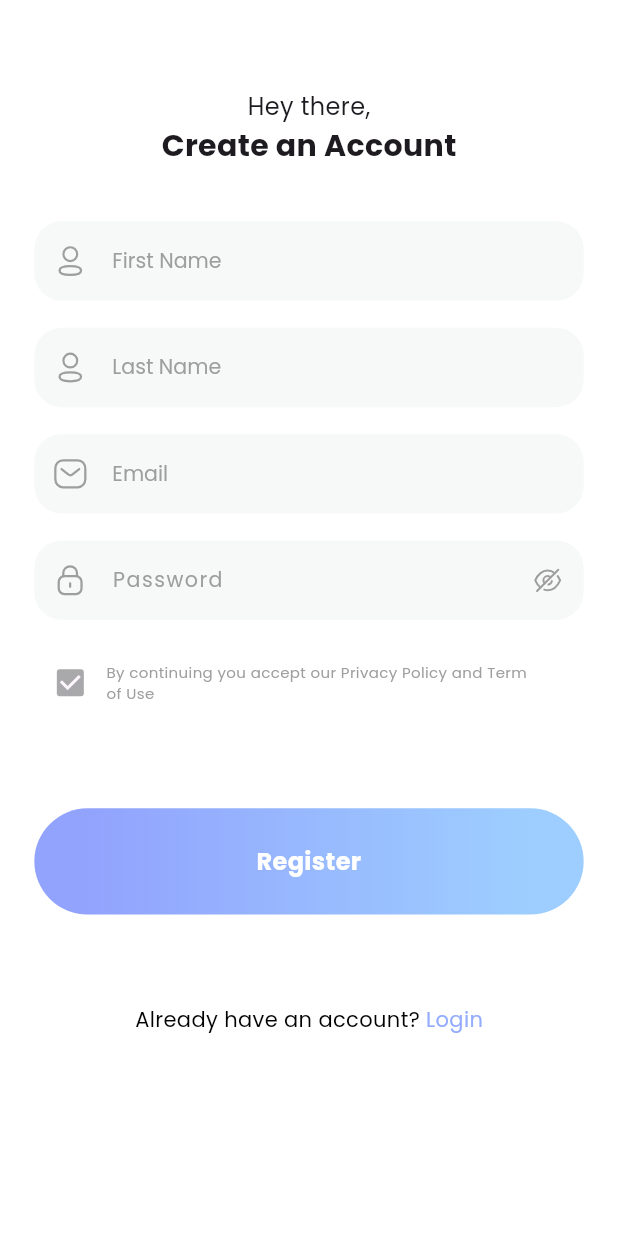
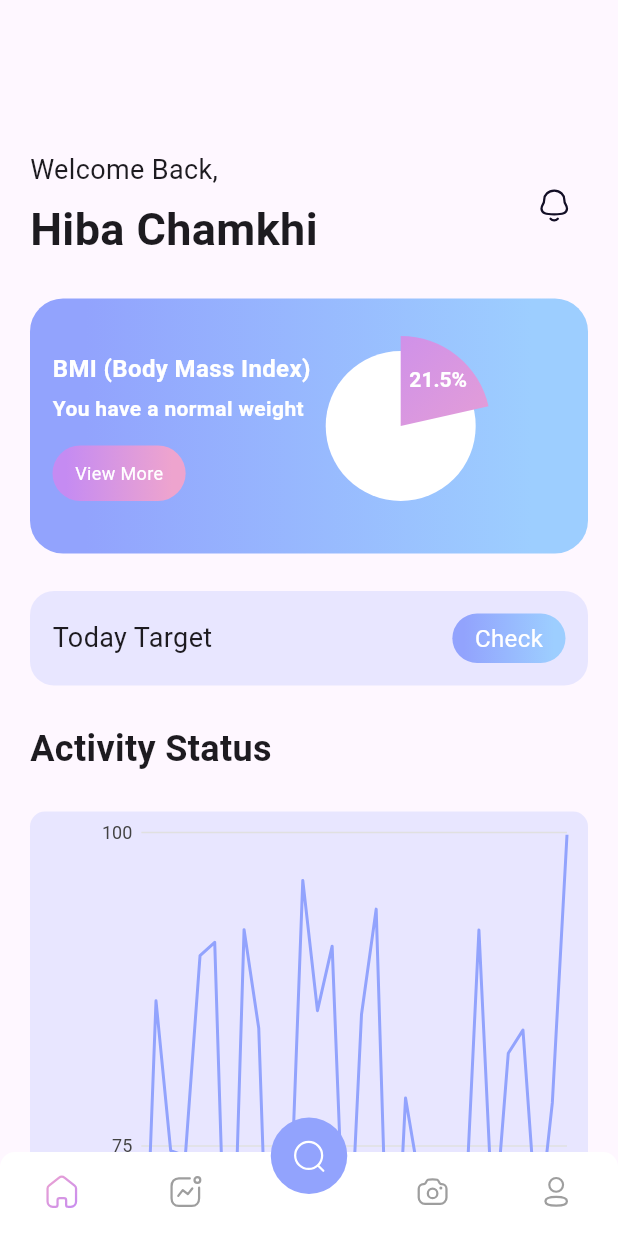
Before and after one commit to HibaChamkhi/fitness-app, a Flutter app: the screen it shows after launch, on a phone screen of 412 x 824 dp. Run offline on Flutter 3.47's test engine with Material 3 defaults, Android fonts, the phone set to English and light mode, and no system bars; drawn by our look-alikes of persistent_bottom_nav_bar; our stand-ins replace charts_flutter_new, flutter_screenutil, flutter_svg.

Commit message:
working on the dashboard ui

```diff
--- a/lib/core/ui/style/colors.dart
+++ b/lib/core/ui/style/colors.dart
@@ -12,4 +12,8 @@ class AppConstants {
   static const Color martini = Color(0xFFADA4A5);
   static const Color alto = Color(0xFFDDDADA);
   static const Color blackHaze = Color(0xFFF7F8F8);
+
+
+
+
 }
--- a/lib/main.dart
+++ b/lib/main.dart
@@ -3,6 +3,7 @@ import 'package:fitness_app/presentation/auth/widgets/go_home.dart';
 import 'package:fitness_app/presentation/auth/widgets/goals.dart';
 import 'package:fitness_app/presentation/auth/widgets/sign_in.dart';
 import 'package:fitness_app/presentation/auth/widgets/sign_up.dart';
+import 'package:fitness_app/presentation/buttom_nav_screen.dart';
 import 'package:flutter/material.dart';
 import 'package:flutter_screenutil/flutter_screenutil.dart';
 
@@ -19,9 +20,9 @@ class MyApp extends StatelessWidget {
       designSize: const Size(360, 690), // Your design size
       minTextAdapt: true,
       builder: (context, child) {
-        return const MaterialApp(
+        return  MaterialApp(
           debugShowCheckedModeBanner: false,
-          home: SignUpWidget(),
+          home: MyHomePage(),
         );
       },
     );
--- /dev/null
+++ b/lib/presentation/buttom_nav_screen.dart
@@ -0,0 +1,106 @@
+import 'package:fitness_app/core/ui/style/colors.dart';
+import 'package:flutter/material.dart';
+import 'package:flutter_svg/flutter_svg.dart';
+import 'package:persistent_bottom_nav_bar/persistent_tab_view.dart';
+
+import 'dashboard/dashboard.dart';
+
+class MyHomePage extends StatelessWidget {
+  final PersistentTabController _controller =
+  PersistentTabController(initialIndex: 0);
+
+  List<Widget> _buildScreens() {
+    return [
+      Center(child: DashboardWidget()),
+      Center(child: Text("Activity")),
+      Center(child: Text("Search")),
+      Center(child: Text("Camera")),
+      Center(child: Text("Profile")),
+    ];
+  }
+  Widget gradientIcon(String assetPath) {
+    return ShaderMask(
+      shaderCallback: (Rect bounds) {
+        return LinearGradient(
+          colors: [AppConstants.kobi, AppConstants.perfume],
+          begin: Alignment.topLeft,
+          end: Alignment.bottomRight,
+        ).createShader(bounds);
+      },
+      child: SvgPicture.asset(
+        assetPath,
+        colorFilter: const ColorFilter.mode(Colors.white, BlendMode.srcIn), // Ensures the gradient is applied
+      ),
+    );
+  }
+
+  List<PersistentBottomNavBarItem> _navBarsItems() {
+    return [
+      PersistentBottomNavBarItem(
+        icon: gradientIcon("assets/icons/Home.svg"),
+        inactiveIcon: SvgPicture.asset(
+          "assets/icons/Home.svg",
+          colorFilter: const ColorFilter.mode(Colors.grey, BlendMode.srcIn),
+        ),
+        activeColorPrimary: Colors.transparent, // Transparent to avoid conflicts.
+        inactiveColorPrimary: Colors.grey,
+      ),
+      PersistentBottomNavBarItem(
+        icon: gradientIcon("assets/icons/Activity.svg"),
+        inactiveIcon: SvgPicture.asset(
+          "assets/icons/Activity.svg",
+          colorFilter: const ColorFilter.mode(Colors.grey, BlendMode.srcIn),
+        ),
+        activeColorPrimary: Colors.transparent,
+        inactiveColorPrimary: Colors.grey,
+      ),
+      PersistentBottomNavBarItem(
+        icon: SvgPicture.asset("assets/icons/Search.svg"),
+        inactiveIcon: SvgPicture.asset(
+          "assets/icons/Search.svg",
+          colorFilter: const ColorFilter.mode(Colors.white, BlendMode.srcIn),
+        ),
+        activeColorPrimary: AppConstants.malibu,
+        inactiveColorPrimary: Colors.white,
+      ),
+      PersistentBottomNavBarItem(
+        icon: gradientIcon("assets/icons/Camera.svg"),
+        inactiveIcon: SvgPicture.asset(
+          "assets/icons/Camera.svg",
+          colorFilter: const ColorFilter.mode(Colors.grey, BlendMode.srcIn),
+        ),
+        activeColorPrimary: Colors.transparent,
+        inactiveColorPrimary: Colors.grey,
+      ),
+      PersistentBottomNavBarItem(
+        icon: gradientIcon("assets/icons/Profile.svg"),
+        inactiveIcon: SvgPicture.asset(
+          "assets/icons/Profile.svg",
+          colorFilter: const ColorFilter.mode(Colors.grey, BlendMode.srcIn),
+        ),
+        activeColorPrimary: Colors.transparent,
+        inactiveColorPrimary: Colors.grey,
+      ),
+    ];
+  }
+
+  @override
+  Widget build(BuildContext context) {
+    return PersistentTabView(
+      context,
+      controller: _controller,
+      screens: _buildScreens(),
+      items: _navBarsItems(),
+      confineInSafeArea: true,
+      backgroundColor: Colors.white,
+      handleAndroidBackButtonPress: true,
+      resizeToAvoidBottomInset: true,
+      stateManagement: true,
+      decoration: NavBarDecoration(
+        borderRadius: BorderRadius.circular(10.0),
+        colorBehindNavBar: Colors.white,
+      ),
+      navBarStyle: NavBarStyle.style15,
+    );
+  }
+}
--- /dev/null
+++ b/lib/presentation/dashboard/activity_status.dart
@@ -0,0 +1,71 @@
+import 'dart:math';
+import 'dart:ui';
+
+import 'package:charts_flutter_new/flutter.dart' as charts;
+import 'package:flutter/material.dart';
+
+class SensorValue {
+  final DateTime time;
+  final double value;
+
+  SensorValue(this.time, this.value);
+}
+
+class ChartComp extends StatelessWidget {
+  final List<SensorValue> allData;
+
+  const ChartComp({Key? key, required this.allData}) : super(key: key);
+
+  @override
+  Widget build(BuildContext context) {
+    return charts.TimeSeriesChart(
+        [
+          charts.Series<SensorValue, DateTime>(
+            id: 'Values',
+            colorFn: (_, __) => charts.ColorUtil.fromDartColor(Color(0xFF92A3FD)),
+            domainFn: (SensorValue values, _) => values.time,
+            measureFn: (SensorValue values, _) => values.value,
+            data: allData,
+          )
+        ],
+        animate: false,
+        dateTimeFactory: const charts.LocalDateTimeFactory(),
+        primaryMeasureAxis: const charts.NumericAxisSpec(
+          tickProviderSpec:
+          charts.BasicNumericTickProviderSpec(zeroBound: false),
+
+        ),
+        behaviors: [
+          charts.ChartTitle('Time',
+              behaviorPosition: charts.BehaviorPosition.bottom,
+              titleStyleSpec: const charts.TextStyleSpec(fontSize: 14),
+              titleOutsideJustification:
+              charts.OutsideJustification.middleDrawArea),
+          charts.ChartTitle('Beat',
+              behaviorPosition: charts.BehaviorPosition.start,
+              titleStyleSpec: const charts.TextStyleSpec(
+                fontSize: 14,
+              ),
+              titleOutsideJustification:
+              charts.OutsideJustification.middleDrawArea)
+        ],
+        domainAxis: const charts.DateTimeAxisSpec());
+  }
+}
+
+List<SensorValue> generateRandomData(int count) {
+  final List<SensorValue> randomData = [];
+  final now = DateTime.now();
+  final random = Random();
+
+  for (int i = 0; i < count; i++) {
+    randomData.add(
+      SensorValue(
+        now.subtract(Duration(minutes: count - i)), // Timestamps spaced 1 minute apart
+        50 + random.nextDouble() * 50, // Random values between 50 and 100
+      ),
+    );
+  }
+
+  return randomData;
+}
--- /dev/null
+++ b/lib/presentation/dashboard/circular_chart.dart
@@ -0,0 +1,99 @@
+import 'dart:math';
+
+import 'package:flutter/cupertino.dart';
+import 'package:flutter/material.dart';
+
+import '../../core/ui/style/colors.dart';
+
+class CircularChartWidget extends StatelessWidget {
+  final double percentage;
+
+  const CircularChartWidget({Key? key, required this.percentage})
+      : super(key: key);
+
+  @override
+  Widget build(BuildContext context) {
+    return CustomPaint(
+      size: const Size(120, 120), // Canvas size
+      painter: PieChartPainter(percentage: percentage),
+    );
+  }
+}
+
+class PieChartPainter extends CustomPainter {
+  final double percentage;
+
+  PieChartPainter({required this.percentage});
+
+  @override
+  void paint(Canvas canvas, Size size) {
+    final Offset center = Offset(size.width / 2, size.height / 2);
+    final double radius = 50;
+
+    // Paint for the full white circle
+    final Paint backgroundPaint = Paint()
+      ..style = PaintingStyle.fill
+      ..color = Colors.white;
+
+    // Paint for the gradient slice
+    final Rect gradientRect =
+    Rect.fromCircle(center: center, radius: radius + 10);
+    final Paint slicePaint = Paint()
+      ..style = PaintingStyle.fill
+      ..shader = LinearGradient(
+        colors: [
+          AppConstants.perfume,
+          AppConstants.kobi,
+        ],
+        begin: Alignment.topLeft,
+        end: Alignment.bottomRight,
+      ).createShader(gradientRect);
+
+    // Draw the full white circle
+    canvas.drawCircle(center, radius, backgroundPaint);
+
+    // Calculate sweep angle in radians
+    final double sweepAngle = (percentage / 100) * 2 * pi;
+
+    // Draw the gradient slice with extended radius
+    final double extendedRadius = radius + 10; // Slice extends beyond circle
+    canvas.drawArc(
+      Rect.fromCircle(center: center, radius: extendedRadius),
+      -pi / 2, // Start angle
+      sweepAngle, // Sweep angle
+      true, // Use center for the slice
+      slicePaint,
+    );
+
+    // Calculate the midpoint of the slice for text positioning
+    final double angle =
+        -pi / 2 + sweepAngle / 2; // Midpoint angle of the slice
+    final Offset textPosition = Offset(
+      center.dx + (radius + -10) * cos(angle), // Adjust radius for text offset
+      center.dy + (radius + -10) * sin(angle),
+    );
+
+    // Draw percentage text in the center of the slice
+    final TextPainter textPainter = TextPainter(
+      text: TextSpan(
+        text: '${percentage.toStringAsFixed(1)}%',
+        style: const TextStyle(
+          color: Colors.white,
+          fontSize: 14,
+          fontWeight: FontWeight.bold,
+        ),
+      ),
+      textDirection: TextDirection.ltr,
+    )..layout();
+
+    textPainter.paint(
+      canvas,
+      textPosition.translate(-textPainter.width / 2, -textPainter.height / 2),
+    );
+  }
+
+  @override
+  bool shouldRepaint(covariant CustomPainter oldDelegate) {
+    return true; // Repaint when percentage changes
+  }
+}
--- /dev/null
+++ b/lib/presentation/dashboard/dashboard.dart
@@ -0,0 +1,204 @@
+import 'dart:math';
+
+import 'package:fitness_app/core/ui/style/colors.dart';
+import 'package:flutter/material.dart';
+import 'package:flutter_svg/flutter_svg.dart';
+
+import 'activity_status.dart';
+import 'circular_chart.dart';
+
+class DashboardWidget extends StatefulWidget {
+  const DashboardWidget({super.key});
+
+  @override
+  State<DashboardWidget> createState() => _DashboardWidgetState();
+}
+
+class _DashboardWidgetState extends State<DashboardWidget> {
+  final List<SensorValue> _data = generateRandomData(30);
+  final _chartKey = GlobalKey();
+
+  @override
+  Widget build(BuildContext context) {
+    return Scaffold(
+      body: SingleChildScrollView(
+        child: Container(
+          padding: EdgeInsets.symmetric(vertical: 100, horizontal: 20),
+          child: Column(
+            crossAxisAlignment: CrossAxisAlignment.start,
+            children: [
+              Row(
+                mainAxisAlignment: MainAxisAlignment.spaceBetween,
+                children: [
+                  const Column(
+                    crossAxisAlignment: CrossAxisAlignment.start,
+                    children: [
+                      Text(
+                        "Welcome Back,",
+                        style: TextStyle(fontSize: 18),
+                      ),
+                      SizedBox(
+                        height: 5,
+                      ),
+                      Text(
+                        "Hiba Chamkhi",
+                        style: TextStyle(
+                            fontSize: 30, fontWeight: FontWeight.bold),
+                      ),
+                    ],
+                  ),
+                  SvgPicture.asset(
+                    "assets/icons/Notification.svg",
+                    fit: BoxFit.scaleDown,
+                    height: 45,
+                  )
+                ],
+              ),
+              SizedBox(
+                height: 25,
+              ),
+              Container(
+                width: double.infinity,
+                padding: EdgeInsets.symmetric(vertical: 25, horizontal: 15),
+                decoration: BoxDecoration(
+                    gradient: const LinearGradient(
+                        begin: Alignment.centerLeft,
+                        stops: [
+                          0.1,
+                          0.9
+                        ],
+                        colors: [
+                          AppConstants.malibu,
+                          AppConstants.anakiwa,
+                        ]),
+                    borderRadius: BorderRadius.circular(22)),
+                child: Row(
+                  children: [
+                    Column(
+                      mainAxisAlignment: MainAxisAlignment.spaceBetween,
+                      crossAxisAlignment: CrossAxisAlignment.start,
+                      children: [
+                        Text(
+                          "BMI (Body Mass Index)",
+                          style: TextStyle(
+                              fontSize: 16,
+                              fontWeight: FontWeight.bold,
+                              color: Colors.white),
+                        ),
+                        SizedBox(
+                          height: 5,
+                        ),
+                        Text(
+                          "You have a normal weight",
+                          style: TextStyle(
+                              fontSize: 14,
+                              fontWeight: FontWeight.bold,
+                              color: Colors.white),
+                        ),
+                        SizedBox(
+                          height: 15,
+                        ),
+                        Container(
+                          padding: EdgeInsets.symmetric(
+                              vertical: 10, horizontal: 15),
+                          child: Text("View More",
+                              style:
+                                  TextStyle(fontSize: 12, color: Colors.white)),
+                          decoration: BoxDecoration(
+                              gradient: const LinearGradient(
+                                  begin: Alignment.centerLeft,
+                                  stops: [
+                                    0.1,
+                                    0.9
+                                  ],
+                                  colors: [
+                                    AppConstants.perfume,
+                                    AppConstants.kobi,
+                                  ]),
+                              borderRadius: BorderRadius.circular(50)),
+                        ),
+                      ],
+                    ),
+                    CircularChartWidget(
+                      percentage: 21.5,
+                    ),
+                  ],
+                ),
+              ),
+              SizedBox(
+                height: 25,
+              ),
+              Container(
+                padding: EdgeInsets.symmetric(vertical: 15, horizontal: 15),
+                decoration: BoxDecoration(
+                    color: AppConstants.malibu.withOpacity(0.2),
+                    borderRadius: BorderRadius.circular(16)),
+                child: Row(
+                  mainAxisAlignment: MainAxisAlignment.spaceBetween,
+                  children: [
+                    Text(
+                      "Today Target",
+                      style: TextStyle(
+                        fontSize: 18,
+                      ),
+                    ),
+                    Container(
+                      padding:
+                          EdgeInsets.symmetric(vertical: 5, horizontal: 15),
+                      child: Text("Check",
+                          style: TextStyle(fontSize: 16, color: Colors.white)),
+                      decoration: BoxDecoration(
+                          gradient: const LinearGradient(
+                              begin: Alignment.centerLeft,
+                              stops: [
+                                0.1,
+                                0.9
+                              ],
+                              colors: [
+                                AppConstants.malibu,
+                                AppConstants.anakiwa,
+                              ]),
+                          borderRadius: BorderRadius.circular(50)),
+                    ),
+                  ],
+                ),
+              ),
+              SizedBox(
+                height: 25,
+              ),
+              Text(
+                "Activity Status",
+                style: TextStyle(fontSize: 24, fontWeight: FontWeight.bold),
+              ),
+              SizedBox(
+                height: 25,
+              ),
+              Container(
+                height: 500,
+                child: Container(
+                  decoration: BoxDecoration(
+                    borderRadius: BorderRadius.all(Radius.circular(10)),
+                    color: AppConstants.malibu.withOpacity(0.2),
+                  ),
+                  child: RepaintBoundary(
+                      key: _chartKey, child: ChartComp(allData: _data)),
+                )
+              ),
+              SizedBox(
+                height: 25,
+              ),
+              Text(
+                "Workout Progress",
+                style: TextStyle(fontSize: 24, fontWeight: FontWeight.bold),
+              ),
+              Text(
+                "Latest Workout",
+                style: TextStyle(fontSize: 24, fontWeight: FontWeight.bold),
+              ),
+            ],
+          ),
+        ),
+      ),
+    );
+  }
+}
--- a/pubspec.yaml
+++ b/pubspec.yaml
@@ -37,6 +37,9 @@ dependencies:
   cupertino_icons: ^1.0.2
   flutter_screenutil: ^5.9.3
   flutter_svg: ^2.0.10+1
+  persistent_bottom_nav_bar: ^5.0.2
+  charts_flutter_new: ^0.12.0
+
 dev_dependencies:
   flutter_test:
     sdk: flutter
```
Also changed, not shown: pubspec.lock.
